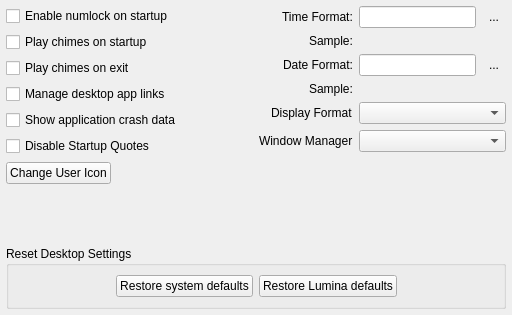
Old version of the form src/todo/config/pages/page_session_options.ui in the repository rodlie/draco.
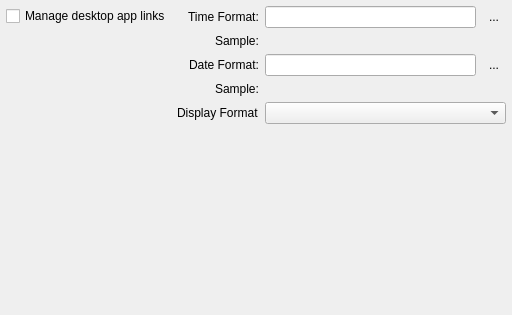
New version of the form.

Patch:
```diff
--- a/src/todo/config/pages/page_session_options.ui
+++ b/src/todo/config/pages/page_session_options.ui
@@ -26,29 +26,21 @@
    <property name="bottomMargin">
     <number>6</number>
    </property>
+   <item row="1" column="0">
+    <spacer name="verticalSpacer_2">
+     <property name="orientation">
+      <enum>Qt::Vertical</enum>
+     </property>
+     <property name="sizeHint" stdset="0">
+      <size>
+       <width>20</width>
+       <height>100</height>
+      </size>
+     </property>
+    </spacer>
+   </item>
    <item row="0" column="0">
     <layout class="QVBoxLayout" name="verticalLayout_4">
-     <item>
-      <widget class="QCheckBox" name="check_session_numlock">
-       <property name="text">
-        <string>Enable numlock on startup</string>
-       </property>
-      </widget>
-     </item>
-     <item>
-      <widget class="QCheckBox" name="check_session_playloginaudio">
-       <property name="text">
-        <string>Play chimes on startup</string>
-       </property>
-      </widget>
-     </item>
-     <item>
-      <widget class="QCheckBox" name="check_session_playlogoutaudio">
-       <property name="text">
-        <string>Play chimes on exit</string>
-       </property>
-      </widget>
-     </item>
      <item>
       <widget class="QCheckBox" name="check_autoapplinks">
        <property name="statusTip">
@@ -60,48 +52,7 @@
       </widget>
      </item>
      <item>
-      <widget class="QCheckBox" name="check_watch_app_procs">
-       <property name="text">
-        <string>Show application crash data</string>
-       </property>
-      </widget>
-     </item>
-     <item>
-      <widget class="QCheckBox" name="check_quotes">
-       <property name="text">
-        <string>Disable Startup Quotes</string>
-       </property>
-      </widget>
-     </item>
-     <item>
-      <layout class="QHBoxLayout" name="horizontalLayout_14">
-       <item>
-        <widget class="QPushButton" name="push_session_setUserIcon">
-         <property name="text">
-          <string>Change User Icon</string>
-         </property>
-         <property name="iconSize">
-          <size>
-           <width>32</width>
-           <height>32</height>
-          </size>
-         </property>
-        </widget>
-       </item>
-       <item>
-        <spacer name="horizontalSpacer_16">
-         <property name="orientation">
-          <enum>Qt::Horizontal</enum>
-         </property>
-         <property name="sizeHint" stdset="0">
-          <size>
-           <width>40</width>
-           <height>20</height>
-          </size>
-         </property>
-        </spacer>
-       </item>
-      </layout>
+      <layout class="QHBoxLayout" name="horizontalLayout_14"/>
      </item>
     </layout>
    </item>
@@ -214,90 +165,8 @@
      <item row="4" column="1">
       <widget class="QComboBox" name="combo_session_datetimeorder"/>
      </item>
-     <item row="5" column="1">
-      <widget class="QComboBox" name="mywindowmanager">
-       <property name="toolTip">
-        <string/>
-       </property>
-      </widget>
-     </item>
-     <item row="5" column="0">
-      <widget class="QLabel" name="label">
-       <property name="text">
-        <string>Window Manager</string>
-       </property>
-      </widget>
-     </item>
     </layout>
    </item>
-   <item row="1" column="0">
-    <spacer name="verticalSpacer_2">
-     <property name="orientation">
-      <enum>Qt::Vertical</enum>
-     </property>
-     <property name="sizeHint" stdset="0">
-      <size>
-       <width>20</width>
-       <height>100</height>
-      </size>
-     </property>
-    </spacer>
-   </item>
-   <item row="2" column="0" colspan="2">
-    <widget class="QGroupBox" name="groupBox_2">
-     <property name="font">
-      <font>
-       <weight>50</weight>
-       <bold>false</bold>
-      </font>
-     </property>
-     <property name="title">
-      <string>Reset Desktop Settings</string>
-     </property>
-     <layout class="QHBoxLayout" name="horizontalLayout_20">
-      <item>
-       <spacer name="horizontalSpacer_18">
-        <property name="orientation">
-         <enum>Qt::Horizontal</enum>
-        </property>
-        <property name="sizeHint" stdset="0">
-         <size>
-          <width>40</width>
-          <height>20</height>
-         </size>
-        </property>
-       </spacer>
-      </item>
-      <item>
-       <widget class="QPushButton" name="push_session_resetSysDefaults">
-        <property name="text">
-         <string>Restore system defaults</string>
-        </property>
-       </widget>
-      </item>
-      <item>
-       <widget class="QPushButton" name="push_session_resetLuminaDefaults">
-        <property name="text">
-         <string>Restore Lumina defaults</string>
-        </property>
-       </widget>
-      </item>
-      <item>
-       <spacer name="horizontalSpacer_17">
-        <property name="orientation">
-         <enum>Qt::Horizontal</enum>
-        </property>
-        <property name="sizeHint" stdset="0">
-         <size>
-          <width>40</width>
-          <height>20</height>
-         </size>
-        </property>
-       </spacer>
-      </item>
-     </layout>
-    </widget>
-   </item>
   </layout>
  </widget>
  <resources/>
```
